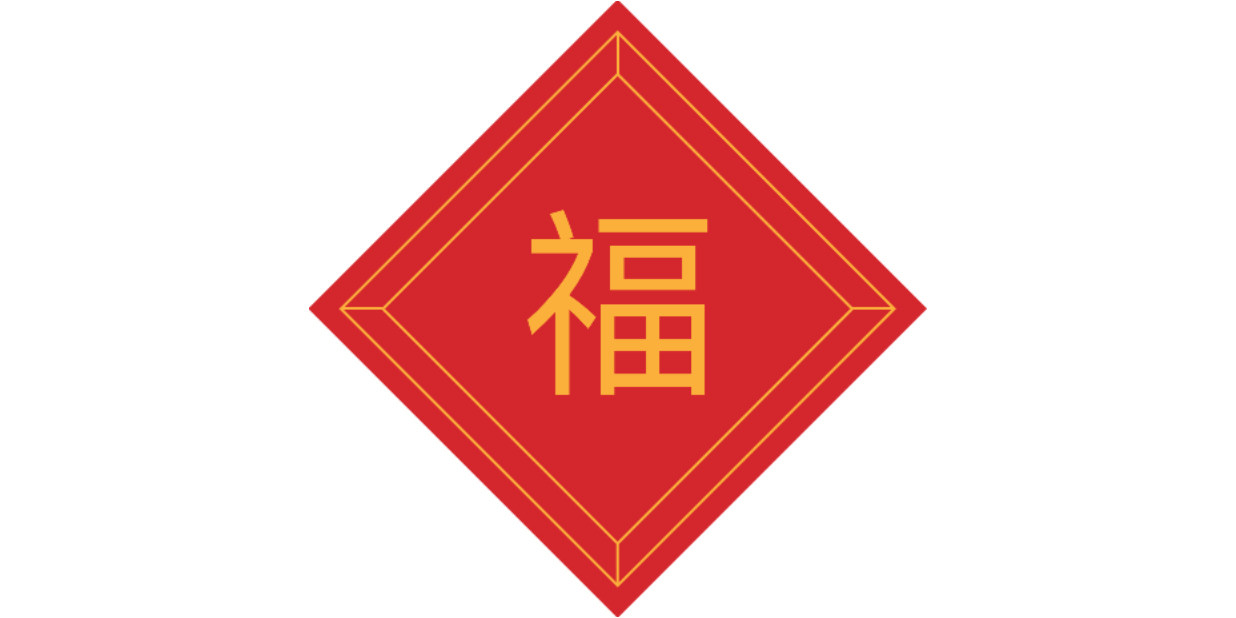
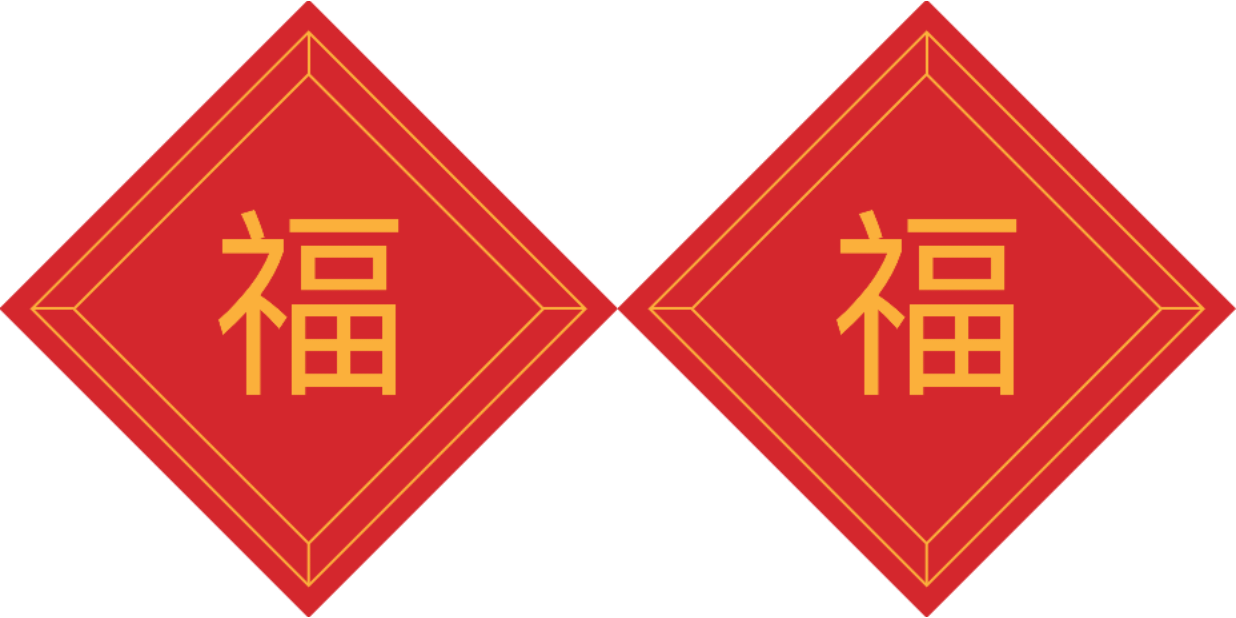
Before and after one commit to xfhy/AETask, an Android app: the screen it shows after launch (MainActivity), after a tap on "开始摆烂", on a phone screen of 824 x 412 dp (held sideways). Run offline under Robolectric (Android 15) with nearby library versions, the phone set to English and light mode, and no system bars; libraries missing offline, so code that uses them is left out: com.blankj.utilcode; Roboto replaces fonts that are not available here; 2 statements that could not run were skipped.

Commit message:
finish scene 4

```diff
--- a/app/src/main/java/com/bailan/aetask/MainActivity.kt
+++ b/app/src/main/java/com/bailan/aetask/MainActivity.kt
@@ -3,7 +3,7 @@ package com.bailan.aetask
 import android.os.Bundle
 import android.view.View
 import androidx.appcompat.app.AppCompatActivity
-import com.bailan.aetask.fragment.Fragment3
+import com.bailan.aetask.fragment.Fragment4
 import com.blankj.utilcode.util.BarUtils
 import kotlinx.android.synthetic.main.activity_main.*
 
@@ -55,7 +55,8 @@ class MainActivity : AppCompatActivity() {
         val fragmentTransaction = supportFragmentManager.beginTransaction()
 //        fragmentTransaction.replace(R.id.fl_container, Fragment1())
 //        fragmentTransaction.replace(R.id.fl_container, Fragment2())
-        fragmentTransaction.replace(R.id.fl_container, Fragment3())
+//        fragmentTransaction.replace(R.id.fl_container, Fragment3())
+        fragmentTransaction.replace(R.id.fl_container, Fragment4())
         fragmentTransaction.commit()
     }
 }
--- a/app/src/main/java/com/bailan/aetask/fragment/Fragment3.kt
+++ b/app/src/main/java/com/bailan/aetask/fragment/Fragment3.kt
@@ -1,10 +1,8 @@
 package com.bailan.aetask.fragment
 
-import android.animation.ObjectAnimator
-import android.animation.ValueAnimator
-import android.view.animation.LinearInterpolator
 import androidx.lifecycle.lifecycleScope
 import com.bailan.aetask.R
+import com.bailan.aetask.util.createRotationAnimator
 import kotlinx.android.synthetic.main.fragment_three.*
 import kotlinx.coroutines.delay
 
@@ -22,11 +20,7 @@ class Fragment3 : BaseFragment() {
             delay(200)
             ivCenter.animate().setDuration(100).rotationBy(180f).start()
             delay(600)
-            val animator = ObjectAnimator.ofFloat(ivCenter, "rotation", 0f, 180f, 360f)
-            animator.duration = 300
-            animator.interpolator = LinearInterpolator()
-            animator.repeatCount = ValueAnimator.INFINITE
-            animator.repeatMode = ValueAnimator.RESTART
+            val animator = ivCenter.createRotationAnimator()
             animator.start()
             delay(1000)
             animator.cancel()
--- a/app/src/main/java/com/bailan/aetask/fragment/Fragment4.kt
+++ b/app/src/main/java/com/bailan/aetask/fragment/Fragment4.kt
@@ -2,11 +2,14 @@ package com.bailan.aetask.fragment
 
 import androidx.lifecycle.lifecycleScope
 import com.bailan.aetask.R
+import com.bailan.aetask.util.createRotationAnimator
+import kotlinx.android.synthetic.main.fragment_four.*
+import kotlinx.coroutines.delay
 
 /**
  * @author : xfhy
  * Create time : 2022/1/17 12:04
- * Description :
+ * Description : 场景4: 左右2个福字,分别旋转,开始时间不同
  */
 class Fragment4 : BaseFragment() {
 
@@ -14,6 +17,15 @@ class Fragment4 : BaseFragment() {
 
     override fun startAnimate() {
         lifecycleScope.launchWhenResumed {
+            val leftAnimator = ivLeft.createRotationAnimator()
+            val rightAnimator = ivRight.createRotationAnimator()
+            leftAnimator.start()
+            delay(200)
+            rightAnimator.start()
+            delay(1000)
+            leftAnimator.cancel()
+            rightAnimator.cancel()
+            animateComplete()
         }
     }
 }
--- a/app/src/main/java/com/bailan/aetask/util/CommonExt.kt
+++ b/app/src/main/java/com/bailan/aetask/util/CommonExt.kt
@@ -1,11 +1,14 @@
 package com.bailan.aetask.util
 
+import android.animation.ObjectAnimator
+import android.animation.ValueAnimator
+import android.annotation.SuppressLint
 import android.app.Activity
-import android.graphics.Bitmap
 import android.util.Log
+import android.view.View
+import android.view.animation.LinearInterpolator
 import android.widget.Toast
 import androidx.fragment.app.Fragment
-import java.io.ByteArrayOutputStream
 
 
 fun Fragment.toast(str: String) {
@@ -27,3 +30,11 @@ fun log(tag: String = "xfhy_tag", msg: String?) {
 fun log(msg: String?) {
     Log.d("xfhy_tag", msg ?: "null")
 }
+
+@SuppressLint("Recycle")
+fun View.createRotationAnimator(myDuration: Long = 300L) = ObjectAnimator.ofFloat(this, "rotation", 0f, 180f, 360f).apply {
+    duration = myDuration
+    interpolator = LinearInterpolator()
+    repeatCount = ValueAnimator.INFINITE
+    repeatMode = ValueAnimator.RESTART
+}
--- a/app/src/main/res/layout/fragment_four.xml
+++ b/app/src/main/res/layout/fragment_four.xml
@@ -1,6 +1,29 @@
 <?xml version="1.0" encoding="utf-8"?>
 <androidx.constraintlayout.widget.ConstraintLayout xmlns:android="http://schemas.android.com/apk/res/android"
+    xmlns:app="http://schemas.android.com/apk/res-auto"
     android:layout_width="match_parent"
     android:layout_height="match_parent">
 
+    <ImageView
+        android:id="@+id/ivLeft"
+        android:layout_width="0dp"
+        android:layout_height="0dp"
+        android:src="@mipmap/icon_fu"
+        app:layout_constraintBottom_toBottomOf="parent"
+        app:layout_constraintDimensionRatio="w,1:1"
+        app:layout_constraintStart_toStartOf="parent"
+        app:layout_constraintTop_toTopOf="parent"
+        app:layout_constraintWidth_percent="0.5" />
+
+    <ImageView
+        android:id="@+id/ivRight"
+        android:layout_width="0dp"
+        android:layout_height="0dp"
+        android:src="@mipmap/icon_fu"
+        app:layout_constraintBottom_toBottomOf="parent"
+        app:layout_constraintDimensionRatio="w,1:1"
+        app:layout_constraintEnd_toEndOf="parent"
+        app:layout_constraintTop_toTopOf="parent"
+        app:layout_constraintWidth_percent="0.5" />
+
 </androidx.constraintlayout.widget.ConstraintLayout>
```
Also changed, not shown: 2 other files.
